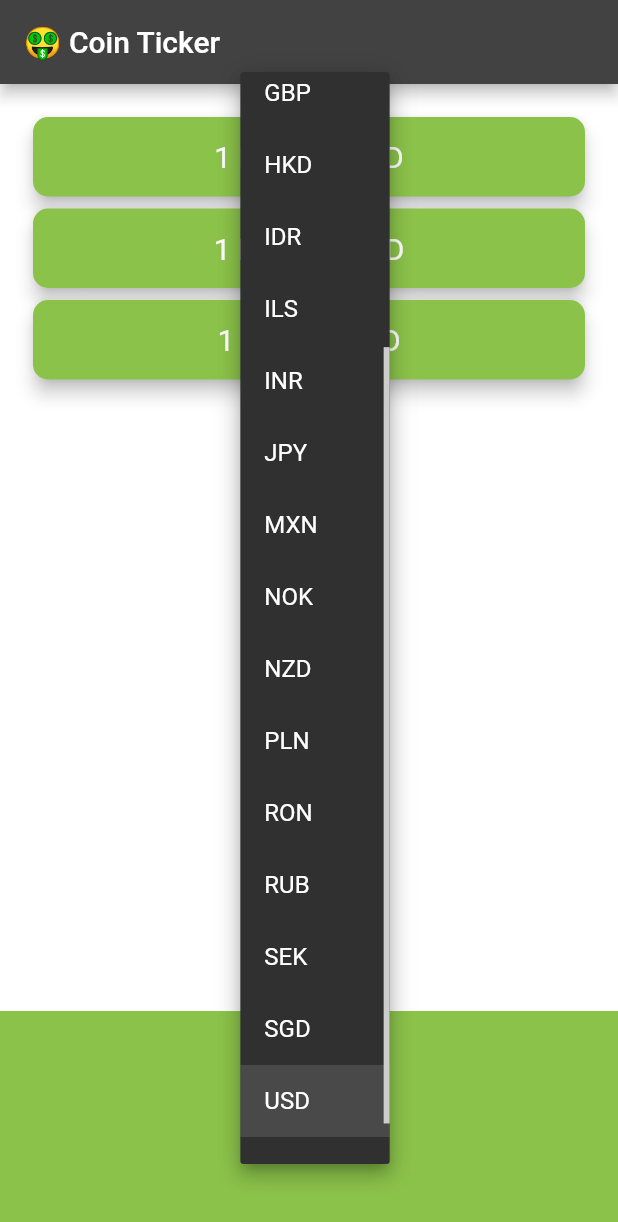
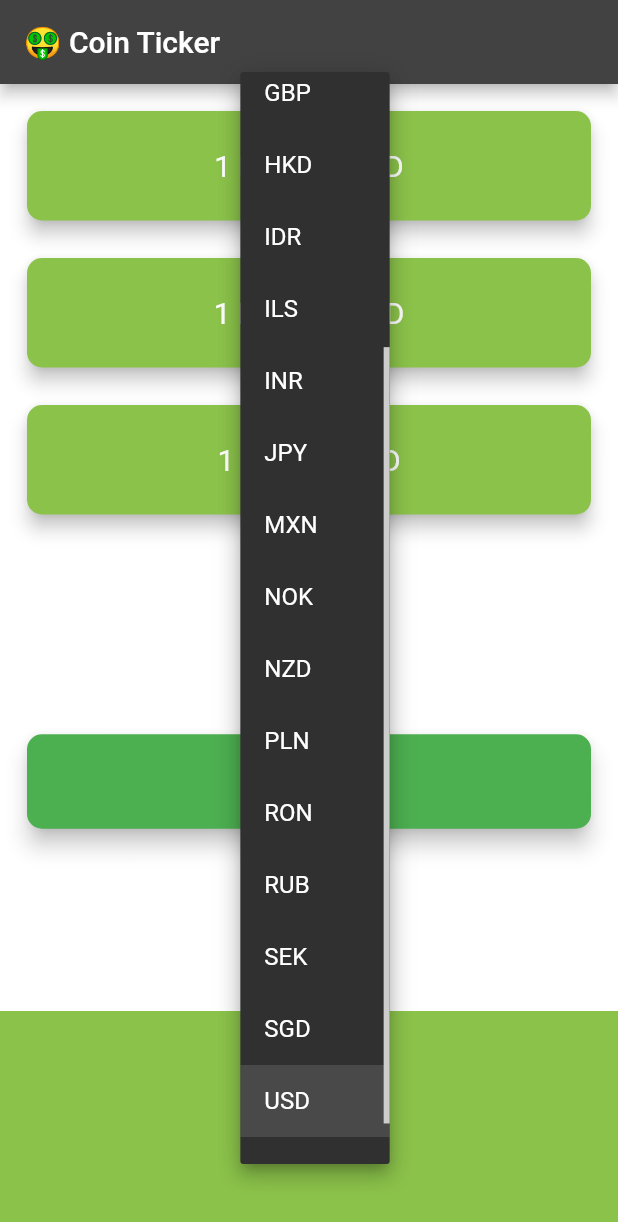
Before and after one commit to gTambo/bitcoin_ticker_flutter_tutorial, a Flutter app: the screen it shows after launch, after a tap on "USD", on a phone screen of 412 x 824 dp. Shown: the top 1222 px of the screen. Run offline on Flutter 3.47's test engine with Material 2 defaults, Android fonts, the phone set to English and light mode, and no system bars; network calls fail.

Commit message:
add button for updating all cards at once

```diff
--- a/lib/price_screen.dart
+++ b/lib/price_screen.dart
@@ -13,13 +13,11 @@ class _PriceScreenState extends State<PriceScreen> {
   int selectedCurrencyIndex = 19;
   List<String> currenciesPerCard = [];
   List<String> ratesByType = [];
-  String rate = '?';
   int cryptoTypeIndex = 0;
   void setRatesAndCurrencies() {
     for (String type in cryptoList) {
-      ratesByType.add(rate);
+      ratesByType.add('?');
       currenciesPerCard.add(selectedCurrency);
-      print(type);
     }
   }
 
@@ -63,8 +61,7 @@ class _PriceScreenState extends State<PriceScreen> {
   @override
   void initState() {
     super.initState();
-    // updateTickerCards();
-    // setRatesAndCurrencies();
+    updateAllCards();
   }
 
   @override
@@ -84,40 +81,23 @@ class _PriceScreenState extends State<PriceScreen> {
               crossAxisAlignment: CrossAxisAlignment.stretch,
               children: buildCryptoCardList(
                   cryptoTypesList: cryptoList, onTapFunction: updateTickerCard),
-              // SizedBox(
-              //   height: 10,
-              // ),
-              // Card(
-              //   color: Colors.lightGreen,
-              //   elevation: 5.0,
-              //   shape: RoundedRectangleBorder(
-              //     borderRadius: BorderRadius.circular(10.0),
-              //   ),
-              //   child: Padding(
-              //     padding:
-              //         EdgeInsets.symmetric(vertical: 15.0, horizontal: 28.0),
-              //     child: GestureDetector(
-              //       onTap: () async {
-              //         var newCurrency = currenciesList[selectedCurrencyIndex];
-              //         CoinData coinData = CoinData(newCurrency);
-              //         var data = await coinData.getCoinData();
-              //         var rateString = data['rate'].toInt().toString();
-              //         setState(() {
-              //           selectedCurrency = newCurrency;
-              //           rate = rateString;
-              //         });
-              //       },
-              //       child: Text(
-              //         '1 BTC = $rate $selectedCurrency',
-              //         textAlign: TextAlign.center,
-              //         style: TextStyle(
-              //           fontSize: 20.0,
-              //           color: Colors.white,
-              //         ),
-              //       ),
-              //     ),
-              //   ),
-              // ),
+            ),
+          ),
+          Padding(
+            padding: const EdgeInsets.symmetric(vertical: 0, horizontal: 18),
+            child: ElevatedButton(
+              style: ElevatedButton.styleFrom(
+                  backgroundColor: Colors.green,
+                  elevation: 6,
+                  padding: EdgeInsets.all(20),
+                  shape: RoundedRectangleBorder(
+                    borderRadius: BorderRadius.circular(10),
+                  )),
+              onPressed: updateAllCards,
+              child: Text(
+                'Update All',
+                style: TextStyle(fontSize: 20),
+              ),
             ),
           ),
           Container(
@@ -147,10 +127,12 @@ class _PriceScreenState extends State<PriceScreen> {
               shape: RoundedRectangleBorder(
                 borderRadius: BorderRadius.circular(10.0),
               ),
+              margin: EdgeInsets.only(bottom: 25),
               child: Padding(
-                padding: EdgeInsets.symmetric(vertical: 15.0, horizontal: 28.0),
+                padding: EdgeInsets.symmetric(vertical: 25.0, horizontal: 28.0),
                 child: GestureDetector(
-                  onTap: () => onTapFunction(type, rateKey),
+                  onTap: () => onTapFunction(
+                      inheritedCryptoType: type, rateKey: rateKey),
                   child: Text(
                     '1 $type = ${ratesByType[rateKey]} ${currenciesPerCard[rateKey]}',
                     textAlign: TextAlign.center,
@@ -168,7 +150,8 @@ class _PriceScreenState extends State<PriceScreen> {
     return cryptoTypesList;
   }
 
-  void updateTickerCard(String inheritedCryptoType, int rateKey) async {
+  void updateTickerCard(
+      {required String inheritedCryptoType, required int rateKey}) async {
     var newCurrency = currenciesList[selectedCurrencyIndex];
     CoinData coinData =
         CoinData(currency: newCurrency, cryptoType: inheritedCryptoType);
@@ -180,4 +163,12 @@ class _PriceScreenState extends State<PriceScreen> {
       ratesByType[rateKey] = rateString;
     });
   }
+
+  void updateAllCards() async {
+    int idx = 0;
+    for (var coin in cryptoList) {
+      updateTickerCard(inheritedCryptoType: coin, rateKey: idx);
+      idx++;
+    }
+  }
 }
```
